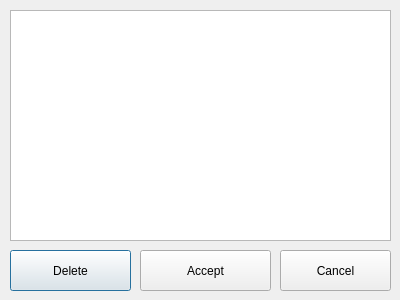
Above: QGSController/src/chooseline.ui from NeGvozd/CppLearningProject before the change. Below: the same form after it.
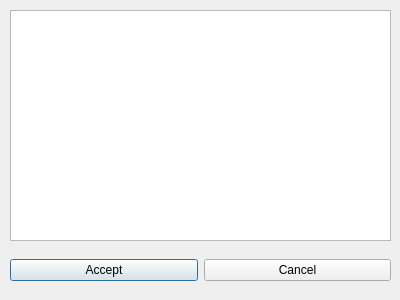
That is the form after the change.

Commit message: Удаление delete

The edit to the form file:
```diff
--- a/QGSController/src/chooseline.ui
+++ b/QGSController/src/chooseline.ui
@@ -23,44 +23,31 @@
     </rect>
    </property>
   </widget>
-  <widget class="QPushButton" name="deleteButton">
+  <widget class="QWidget" name="">
    <property name="geometry">
     <rect>
      <x>10</x>
-     <y>250</y>
-     <width>121</width>
-     <height>41</height>
+     <y>240</y>
+     <width>381</width>
+     <height>61</height>
     </rect>
    </property>
-   <property name="text">
-    <string>Delete</string>
-   </property>
-  </widget>
+   <layout class="QHBoxLayout" name="horizontalLayout">
+    <item>
   <widget class="QPushButton" name="acceptButton">
-   <property name="geometry">
-    <rect>
-     <x>140</x>
-     <y>250</y>
-     <width>131</width>
-     <height>41</height>
-    </rect>
-   </property>
    <property name="text">
     <string>Accept</string>
    </property>
   </widget>
+    </item>
+    <item>
   <widget class="QPushButton" name="cancelButton">
-   <property name="geometry">
-    <rect>
-     <x>280</x>
-     <y>250</y>
-     <width>111</width>
-     <height>41</height>
-    </rect>
-   </property>
    <property name="text">
     <string>Cancel</string>
    </property>
+     </widget>
+    </item>
+   </layout>
   </widget>
  </widget>
  <resources/>
```
Lines whose indentation alone changed are shown as unchanged.
